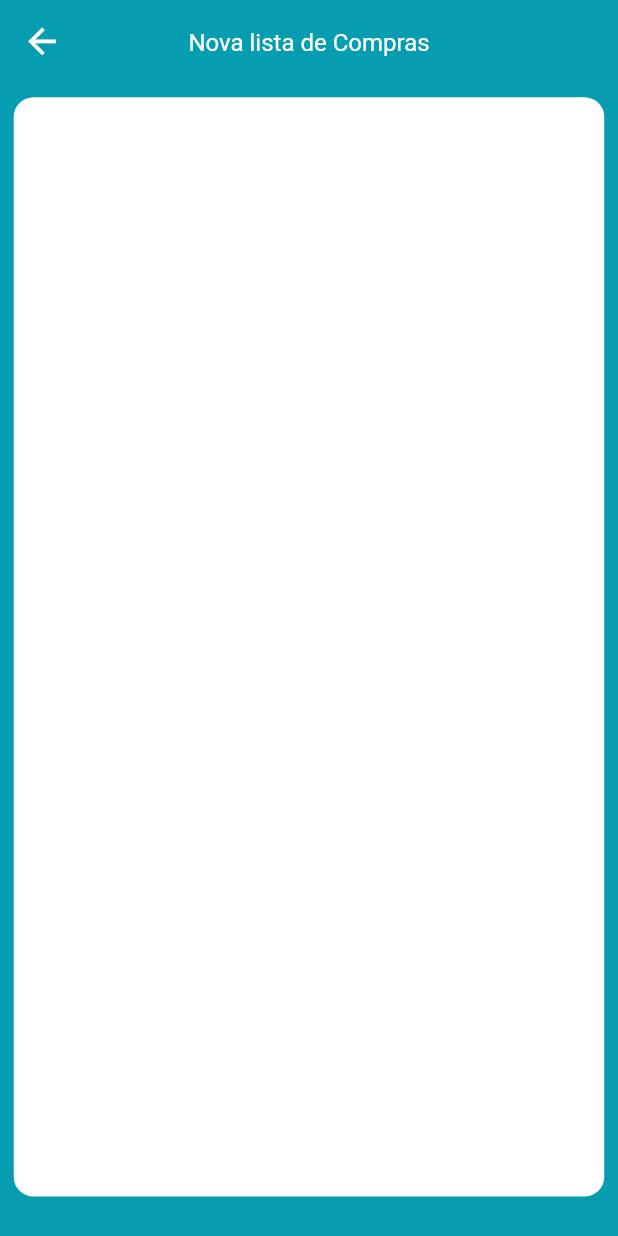
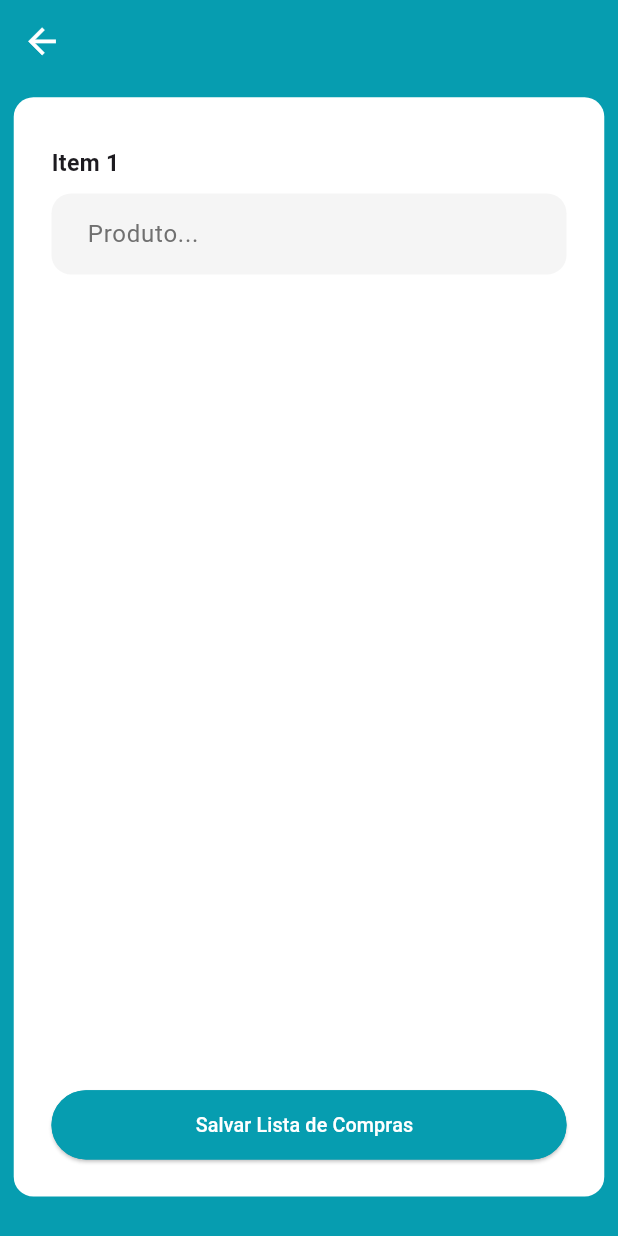
Before and after one commit to LucassAlbu/lista_de_compras_flutter, a Flutter app: the NewShoppingListsPage screen opened by its route, on a phone screen of 412 x 824 dp. Run offline on Flutter 3.47's test engine with Material 3 defaults, Android fonts, the phone set to English and light mode, and no system bars; our stand-ins replace flutter_screenutil, get; missing offline and left inert: validatorless.

Commit message:
Visual nova lista de compras criado

```diff
--- a/lib/modules/shoppingLists/newShoppingList/newShoppingListPage.dart
+++ b/lib/modules/shoppingLists/newShoppingList/newShoppingListPage.dart
@@ -1,8 +1,11 @@
-import 'package:flutter/cupertino.dart';
-import 'package:get/get_state_manager/src/simple/get_view.dart';
+import 'package:flutter/material.dart';
+import 'package:flutter_screenutil/flutter_screenutil.dart';
+import 'package:get/get.dart';
 
 import '../../../shared/app_colors.dart';
 import '../../../shared/widgets/basePage.dart';
+import '../../../shared/widgets/button_default.dart';
+import '../../../shared/widgets/custom_input_field.dart';
 import 'newShoppingListController.dart';
 
 class NewShoppingListsPage extends GetView<NewShoppingListsController> {
@@ -11,26 +14,61 @@ class NewShoppingListsPage extends GetView<NewShoppingListsController> {
   @override
   Widget build(BuildContext context) {
     return BasePage(
-      title: 'Nova lista de Compras',
+      title: controller.nameShoppingListController.text,
       showSearchBar: false,
       showFilterIcon: false,
       showAddIcon: false,
-      onSearchChanged: (search) {},
-      onAddIconPressed: () {},
-      bodyContent: Container(
-        decoration: BoxDecoration(
-          color: AppColors.white,
-          borderRadius: BorderRadius.circular(30),
-        ),
-        child: const Column(
-          children: [
-            // CustomInputField(
-            //   title: 'Lista de compras',
-            //   hint: "Informe o nome da lista ",
-            //   controller: controller.nameShoppingListController,
-            // ),
-          ],
-        ),
+      bodyContent: Stack(
+        children: [
+          Padding(
+            padding: const EdgeInsets.only(bottom: 80),
+            child: Obx(
+              () => SingleChildScrollView(
+                padding:
+                    const EdgeInsets.symmetric(horizontal: 16, vertical: 16),
+                child: Column(
+                  children: List.generate(
+                    controller.itemControllers.length,
+                    (index) => Padding(
+                      padding: const EdgeInsets.only(bottom: 12.0),
+                      child: CustomInputField(
+                        controller: controller.itemControllers[index],
+                        textInputAction: TextInputAction.done,
+                        onFieldSubmitted: (_) {
+                          final isLast =
+                              index == controller.itemControllers.length - 1;
+                          final isNotEmpty = controller
+                              .itemControllers[index].text
+                              .trim()
+                              .isNotEmpty;
+                          if (isLast && isNotEmpty) {
+                            controller.addItemField();
+                          }
+                        },
+                        title: 'Item ${index + 1}',
+                        hint: 'Produto...',
+                      ),
+                    ),
+                  ),
+                ),
+              ),
+            ),
+          ),
+          Positioned(
+            bottom: 16,
+            left: 16,
+            right: 16,
+            child: ButtonDefault(
+              width: Get.width,
+              height: 42.h,
+              onPressed: () {},
+              color: AppColors.blueCard,
+              borderColor: AppColors.blueCard,
+              fontColor: Colors.white,
+              hintText: 'Salvar Lista de Compras',
+            ),
+          ),
+        ],
       ),
     );
   }
--- a/lib/shared/widgets/custom_input_field.dart
+++ b/lib/shared/widgets/custom_input_field.dart
@@ -13,6 +13,8 @@ class CustomInputField extends StatelessWidget {
   final int? maxLength;
   final List<TextInputFormatter>? inputFormatters;
   final bool showCounterText;
+  final TextInputAction? textInputAction;
+  final void Function(String)? onFieldSubmitted;
 
   const CustomInputField({
     super.key,
@@ -24,6 +26,8 @@ class CustomInputField extends StatelessWidget {
     this.maxLength,
     this.inputFormatters,
     this.showCounterText = false,
+    this.textInputAction,
+    this.onFieldSubmitted,
   });
 
   @override
@@ -46,6 +50,8 @@ class CustomInputField extends StatelessWidget {
           maxLength: maxLength,
           validator: validators,
           inputFormatters: inputFormatters,
+          textInputAction: textInputAction,
+          onFieldSubmitted: onFieldSubmitted,
           decoration: InputDecoration(
             filled: true,
             fillColor: AppColors.greyCardBg,
```
Also changed, not shown: lib/modules/shoppingLists/newShoppingList/newShoppingListController.dart (+14 -0 lines).
